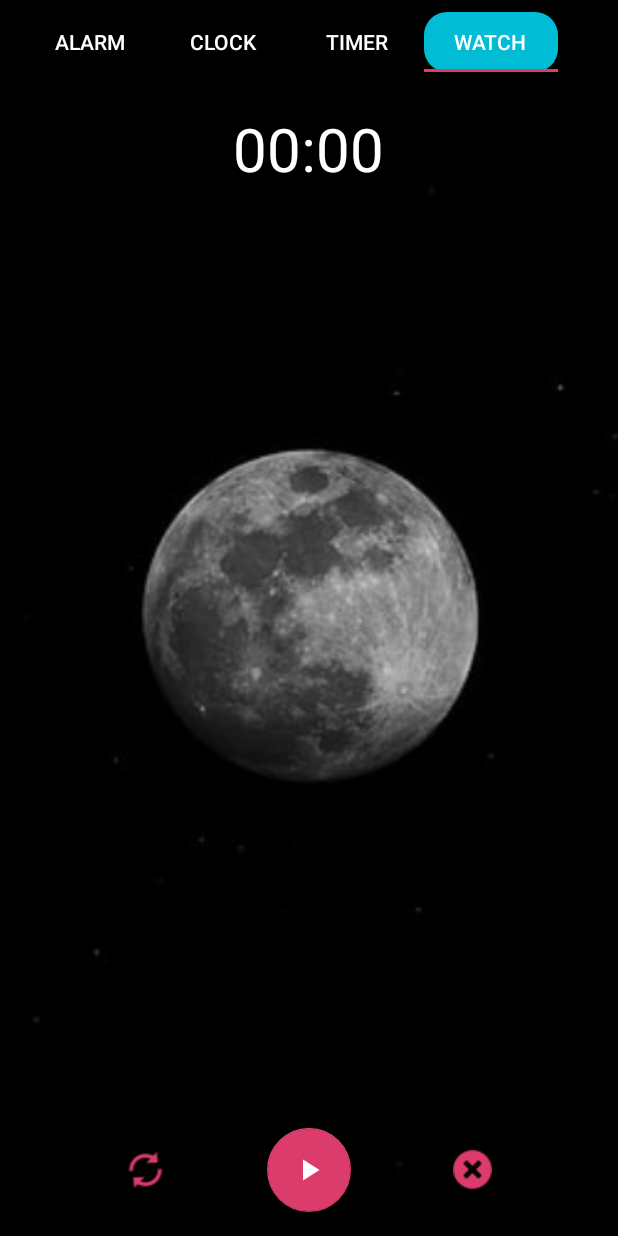
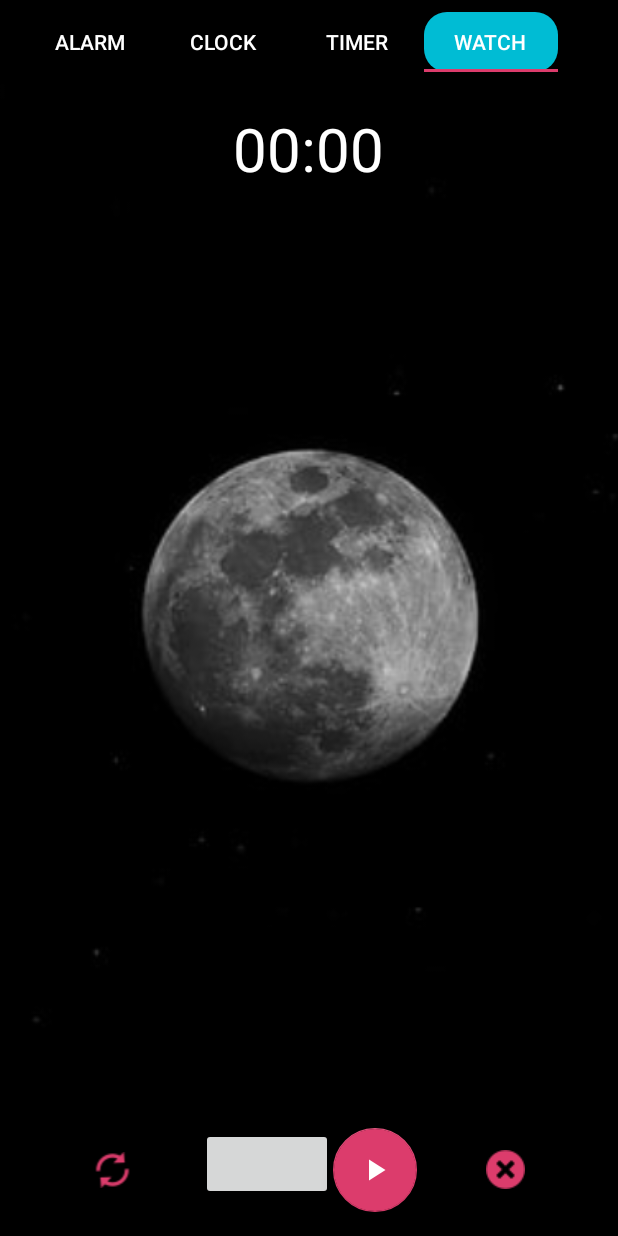
Before and after one commit to EmmanuelDav/Clock, an Android app: the screen it shows after launch (MainActivity), tab 4 chosen, on a phone screen of 412 x 824 dp. Run offline under Robolectric (Android 15) with nearby library versions, the phone set to English and light mode, and no system bars.

Commit message:
Added Lap for stopwatch

```diff
--- a/app/src/main/AndroidManifest.xml
+++ b/app/src/main/AndroidManifest.xml
@@ -15,7 +15,8 @@
         android:roundIcon="@mipmap/ic_launcher_round"
         android:supportsRtl="true"
         android:theme="@style/AppTheme">
-        <activity android:name=".MainActivity">
+        <activity android:name=".MainActivity"
+            android:screenOrientation="portrait">
             <intent-filter>
                 <action android:name="android.intent.action.MAIN" />
 
--- /dev/null
+++ b/app/src/main/java/com/example/alarm/Model/Lap.kt
@@ -0,0 +1,3 @@
+package com.example.alarm.Model
+
+class Lap(var time:Long?)
--- a/app/src/main/res/layout/fragment_stop_watch.xml
+++ b/app/src/main/res/layout/fragment_stop_watch.xml
@@ -10,11 +10,11 @@
     <androidx.appcompat.widget.LinearLayoutCompat
         android:layout_width="match_parent"
         android:layout_height="wrap_content"
+        android:layout_alignParentStart="true"
         android:layout_alignParentLeft="true"
+        android:layout_alignParentEnd="true"
         android:layout_alignParentRight="true"
-        android:orientation="vertical"
-        android:layout_alignParentStart="true"
-        android:layout_alignParentEnd="true">
+        android:orientation="vertical">
 
         <Chronometer
             android:id="@+id/chronometer"
@@ -25,10 +25,10 @@
             android:textSize="40dp" />
 
         <androidx.recyclerview.widget.RecyclerView
+            android:id="@+id/ChromRecycler"
             android:layout_width="match_parent"
-            android:layout_height="wrap_content"
-            android:id="@+id/ChromRecycler"
-            android:visibility="gone"
+            android:layout_height="200dp"
+            android:layout_marginTop="150dp"
             tools:listitem="@layout/stopwatch_detail_view" />
 
     </androidx.appcompat.widget.LinearLayoutCompat>
@@ -40,12 +40,17 @@
         android:orientation="horizontal">
 
         <ImageView
+            android:id="@+id/stopTimer"
+            android:layout_width="0dp"
+            android:layout_height="wrap_content"
+            android:layout_gravity="center_vertical"
             android:layout_weight="1"
-            android:layout_width="0dp"
-            android:layout_gravity="center_vertical"
-            android:id="@+id/stopTimer"
-            android:layout_height="wrap_content"
             android:src="@drawable/tryagain" />
+
+        <androidx.appcompat.widget.AppCompatButton
+            android:id="@+id/mSetLap"
+            android:layout_width="wrap_content"
+            android:layout_height="wrap_content" />
 
 
         <com.google.android.material.floatingactionbutton.FloatingActionButton
@@ -56,11 +61,11 @@
 
 
         <ImageView
+            android:id="@+id/pause"
+            android:layout_width="0dp"
+            android:layout_height="wrap_content"
+            android:layout_gravity="center_vertical"
             android:layout_weight="1"
-            android:layout_width="0dp"
-            android:id="@+id/pause"
-            android:layout_gravity="center_vertical"
-            android:layout_height="wrap_content"
             android:src="@drawable/cancel" />
 
     </androidx.appcompat.widget.LinearLayoutCompat>
--- a/app/src/main/res/layout/stopwatch_detail_view.xml
+++ b/app/src/main/res/layout/stopwatch_detail_view.xml
@@ -15,6 +15,7 @@
             android:layout_below="@+id/amOrPm"
             android:layout_marginLeft="5dp"
             android:padding="5dp"
+            android:textColor="@color/white"
             android:text="1."
             android:textSize="27dp" />
 
@@ -23,6 +24,7 @@
             android:layout_width="wrap_content"
             android:text="0:2pm"
             android:textSize="27dp"
+            android:textColor="@color/white"
             android:layout_height="wrap_content"
             android:layout_alignParentRight="true"
             android:layout_centerVertical="true"
@@ -31,6 +33,7 @@
         <TextView
             android:id="@+id/Date"
             android:layout_width="wrap_content"
+            android:textColor="@color/white"
             android:layout_height="wrap_content"
             android:layout_centerHorizontal="true"
             android:layout_centerVertical="true"
```
Also changed, not shown: app/src/main/java/com/example/alarm/Adapters/LapAdapter.kt (added, +58 -0 lines), app/src/main/java/com/example/alarm/Fragments/StopWatchFragment.kt (+33 -18 lines), app/src/main/res/layout/row_lap.xml (added, +32 -0 lines).
